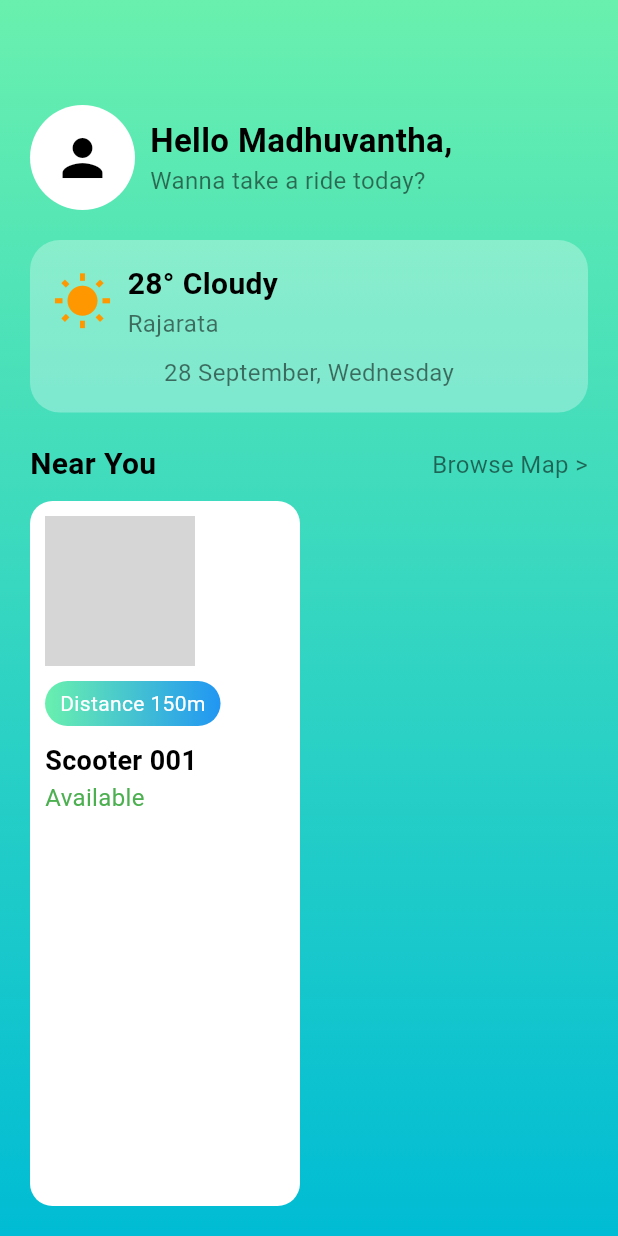
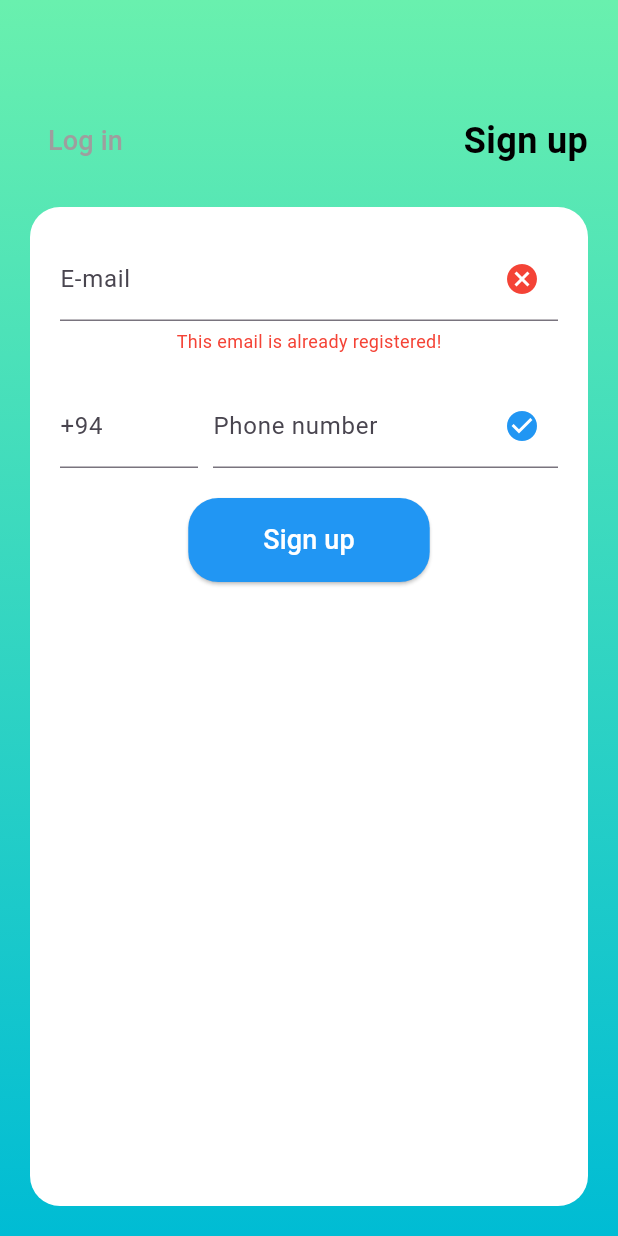
Before and after one commit to samaraEdirisooriya/Scoot-RUSL--Scooter-Management-System-, a Flutter app: the screen it shows after launch, on a phone screen of 412 x 824 dp. Run offline on Flutter 3.47's test engine with Material 3 defaults, Android fonts, the phone set to English and light mode, and no system bars; our stand-ins replace firebase_core; accounts and stored records are empty; grey boxes are pictures that could not be loaded.

Commit message:
sing up log ing

```diff
--- a/lib/main.dart
+++ b/lib/main.dart
@@ -1,4 +1,6 @@
 import 'package:flutter/material.dart';
+import 'package:scootrusl/singup.dart';
+import 'package:scootrusl/supportpage.dart';
 
 void main() {
   runApp(MyApp());
@@ -9,177 +11,7 @@
   Widget build(BuildContext context) {
     return MaterialApp(
       debugShowCheckedModeBanner: false,
-      home: WelcomeScreen(),
+      home: SignUpScreen(),
     );
   }
 }
-
-class WelcomeScreen extends StatelessWidget {
-  @override
-  Widget build(BuildContext context) {
-    return Scaffold(
-      body: Container(
-        padding: EdgeInsets.all(20),
-        decoration: BoxDecoration(
-          gradient: LinearGradient(
-            colors: [Colors.greenAccent, Colors.cyan],
-            begin: Alignment.topCenter,
-            end: Alignment.bottomCenter,
-          ),
-        ),
-        child: Column(
-          crossAxisAlignment: CrossAxisAlignment.start,
-          children: [
-            SizedBox(height: 50),
-            Row(
-              children: [
-                CircleAvatar(
-                  radius: 35,
-                  backgroundColor: Colors.white,
-                  child: Icon(Icons.person, size: 40, color: Colors.black),
-                ),
-                SizedBox(width: 10),
-                Column(
-                  crossAxisAlignment: CrossAxisAlignment.start,
-                  children: [
-                    Text(
-                      'Hello Madhuvantha,',
-                      style: TextStyle(
-                        fontSize: 22,
-                        fontWeight: FontWeight.bold,
-                        color: Colors.black,
-                      ),
-                    ),
-                    Text(
-                      'Wanna take a ride today?',
-                      style: TextStyle(fontSize: 16, color: Colors.black54),
-                    ),
-                  ],
-                )
-              ],
-            ),
-            SizedBox(height: 20),
-            Container(
-              padding: EdgeInsets.all(15),
-              decoration: BoxDecoration(
-                color: Colors.white.withOpacity(0.3),
-                borderRadius: BorderRadius.circular(20),
-              ),
-              child: Column(
-                children: [
-                  Row(
-                    children: [
-                      Icon(Icons.wb_sunny, size: 40, color: Colors.orange),
-                      SizedBox(width: 10),
-                      Column(
-                        crossAxisAlignment: CrossAxisAlignment.start,
-                        children: [
-                          Text(
-                            '28° Cloudy',
-                            style: TextStyle(
-                              fontSize: 20,
-                              fontWeight: FontWeight.bold,
-                              color: Colors.black,
-                            ),
-                          ),
-                          Text(
-                            'Rajarata',
-                            style: TextStyle(fontSize: 16, color: Colors.black54),
-                          ),
-                        ],
-                      )
-                    ],
-                  ),
-                  SizedBox(height: 10),
-                  Text(
-                    '28 September, Wednesday',
-                    style: TextStyle(fontSize: 16, color: Colors.black54),
-                  )
-                ],
-              ),
-            ),
-            SizedBox(height: 20),
-            Row(
-              mainAxisAlignment: MainAxisAlignment.spaceBetween,
-              children: [
-                Text(
-                  'Near You',
-                  style: TextStyle(
-                    fontSize: 20,
-                    fontWeight: FontWeight.bold,
-                    color: Colors.black,
-                  ),
-                ),
-                Text(
-                  'Browse Map >',
-                  style: TextStyle(fontSize: 16, color: Colors.black54),
-                ),
-              ],
-            ),
-            SizedBox(height: 10),
-            Expanded(
-              child: ListView(
-                scrollDirection: Axis.horizontal,
-                children: [
-                  ScooterCard(),
-                ],
-              ),
-            )
-          ],
-        ),
-      ),
-    );
-  }
-}
-
-class ScooterCard extends StatelessWidget {
-  @override
-  Widget build(BuildContext context) {
-    return Container(
-      width: 180,
-      margin: EdgeInsets.only(right: 10),
-      padding: EdgeInsets.all(10),
-      decoration: BoxDecoration(
-        color: Colors.white,
-        borderRadius: BorderRadius.circular(15),
-      ),
-      child: Column(
-        crossAxisAlignment: CrossAxisAlignment.start,
-        children: [
-          Image.network(
-            'https://via.placeholder.com/150',
-            height: 100,
-            fit: BoxFit.cover,
-          ),
-          SizedBox(height: 10),
-          Container(
-            padding: EdgeInsets.symmetric(vertical: 5, horizontal: 10),
-            decoration: BoxDecoration(
-              gradient: LinearGradient(
-                colors: [Colors.greenAccent, Colors.blue],
-              ),
-              borderRadius: BorderRadius.circular(20),
-            ),
-            child: Text(
-              'Distance 150m',
-              style: TextStyle(fontSize: 14, color: Colors.white),
-            ),
-          ),
-          SizedBox(height: 10),
-          Text(
-            'Scooter 001',
-            style: TextStyle(
-              fontSize: 18,
-              fontWeight: FontWeight.bold,
-              color: Colors.black,
-            ),
-          ),
-          Text(
-            'Available',
-            style: TextStyle(fontSize: 16, color: Colors.green),
-          ),
-        ],
-      ),
-    );
-  }
-}
--- /dev/null
+++ b/lib/singup.dart
@@ -0,0 +1,111 @@
+import 'package:flutter/material.dart';
+
+class SignUpScreen extends StatelessWidget {
+  @override
+  Widget build(BuildContext context) {
+    return Scaffold(
+      body: Container(
+        padding: EdgeInsets.all(20),
+        decoration: BoxDecoration(
+          gradient: LinearGradient(
+            colors: [Colors.greenAccent, Colors.cyan],
+            begin: Alignment.topCenter,
+            end: Alignment.bottomCenter,
+          ),
+        ),
+        child: Column(
+          crossAxisAlignment: CrossAxisAlignment.start,
+          children: [
+            SizedBox(height: 50),
+            Row(
+              children: [
+                TextButton(
+                  onPressed: () {},
+                  child: Text(
+                    'Log in',
+                    style: TextStyle(fontSize: 18, color: Colors.grey),
+                  ),
+                ),
+                Spacer(),
+                Text(
+                  'Sign up',
+                  style: TextStyle(
+                    fontSize: 24,
+                    fontWeight: FontWeight.bold,
+                    color: Colors.black,
+                  ),
+                ),
+              ],
+            ),
+            SizedBox(height: 20),
+            Expanded(
+              child: Container(
+                padding: EdgeInsets.all(20),
+                decoration: BoxDecoration(
+                  color: Colors.white,
+                  borderRadius: BorderRadius.circular(20),
+                ),
+                child: Column(
+                  children: [
+                    TextField(
+                      decoration: InputDecoration(
+                        labelText: 'E-mail',
+                        border: UnderlineInputBorder(),
+                        suffixIcon: Icon(Icons.cancel, color: Colors.red),
+                      ),
+                    ),
+                    SizedBox(height: 5),
+                    Text(
+                      'This email is already registered!',
+                      style: TextStyle(color: Colors.red, fontSize: 12),
+                    ),
+                    SizedBox(height: 20),
+                    Row(
+                      children: [
+                        Expanded(
+                          flex: 2,
+                          child: TextField(
+                            decoration: InputDecoration(
+                              labelText: '+94',
+                              border: UnderlineInputBorder(),
+                            ),
+                          ),
+                        ),
+                        SizedBox(width: 10),
+                        Expanded(
+                          flex: 5,
+                          child: TextField(
+                            decoration: InputDecoration(
+                              labelText: 'Phone number',
+                              border: UnderlineInputBorder(),
+                              suffixIcon: Icon(Icons.check_circle, color: Colors.blue),
+                            ),
+                          ),
+                        ),
+                      ],
+                    ),
+                    SizedBox(height: 20),
+                    ElevatedButton(
+                      onPressed: () {},
+                      style: ElevatedButton.styleFrom(
+                        padding: EdgeInsets.symmetric(vertical: 15, horizontal: 50),
+                        shape: RoundedRectangleBorder(
+                          borderRadius: BorderRadius.circular(20),
+                        ),
+                        backgroundColor: Colors.blue,
+                      ),
+                      child: Text(
+                        'Sign up',
+                        style: TextStyle(fontSize: 18, color: Colors.white),
+                      ),
+                    ),
+                  ],
+                ),
+              ),
+            ),
+          ],
+        ),
+      ),
+    );
+  }
+}
```
Also changed, not shown: lib/homescreen.dart (added, +170 -0 lines), lib/supportpage.dart (added, +93 -0 lines).
